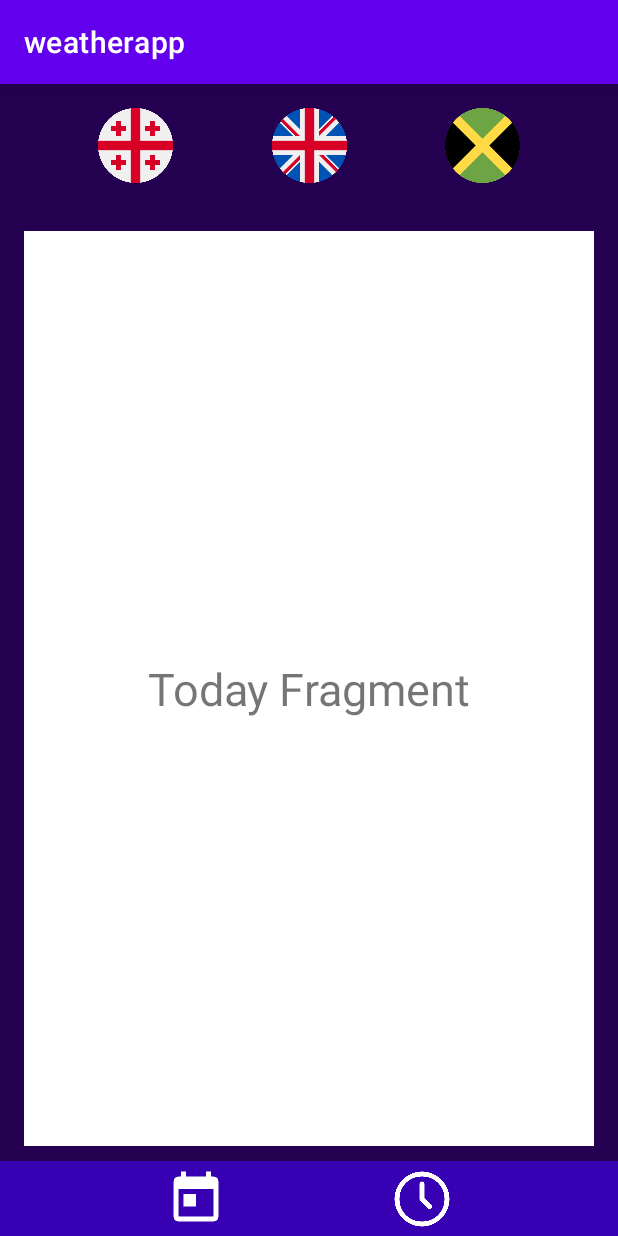
After one commit to acho01/weatherapp, an Android app: the fragment TodayFragment placed in its activity, on a phone screen of 412 x 824 dp. The commit adds this screen. Run offline under Robolectric (Android 15) with nearby library versions, the phone set to English and light mode, and no system bars; 5 statements that could not run were skipped.

Commit message:
basic layout implemented, buttons and fragments added

```diff
--- a/app/build.gradle
+++ b/app/build.gradle
@@ -39,6 +39,7 @@ dependencies {
     implementation 'androidx.appcompat:appcompat:1.3.0'
     implementation 'com.google.android.material:material:1.3.0'
     implementation 'androidx.constraintlayout:constraintlayout:2.0.4'
+    implementation 'androidx.legacy:legacy-support-v4:1.0.0'
     testImplementation 'junit:junit:4.+'
     androidTestImplementation 'androidx.test.ext:junit:1.1.2'
     androidTestImplementation 'androidx.test.espresso:espresso-core:3.3.0'
--- /dev/null
+++ b/app/src/main/java/com/asharashenidze/weatherapp/HourFragment.kt
@@ -0,0 +1,9 @@
+package com.asharashenidze.weatherapp
+
+import androidx.fragment.app.Fragment
+
+
+class HourFragment : Fragment(R.layout.hourly_view_fragment) {
+
+
+}
--- a/app/src/main/java/com/asharashenidze/weatherapp/MainActivity.kt
+++ b/app/src/main/java/com/asharashenidze/weatherapp/MainActivity.kt
@@ -4,8 +4,36 @@ import androidx.appcompat.app.AppCompatActivity
 import android.os.Bundle
 
 class MainActivity : AppCompatActivity() {
+
+    val firstFragment = TodayFragment()
+    val secondFragment = HourFragment()
+
     override fun onCreate(savedInstanceState: Bundle?) {
         super.onCreate(savedInstanceState)
         setContentView(R.layout.activity_main)
+
+        setFragment(firstFragment)
+        initButtons()
+
+    }
+
+    private fun initButtons() {
+        val firstButton =  findViewById<ImageView>(R.id.btn_today)
+        val secondButton = findViewById<ImageView>(R.id.btn_hour)
+
+        firstButton.setOnClickListener {
+            setFragment(firstFragment)
+        }
+
+        secondButton.setOnClickListener {
+            setFragment(secondFragment)
+        }
+    }
+
+    private fun setFragment(fragment: Fragment) {
+        supportFragmentManager.beginTransaction().apply {
+            replace(R.id.fragment_layout, fragment)
+            commit()
+        }
     }
 }
--- /dev/null
+++ b/app/src/main/java/com/asharashenidze/weatherapp/TodayFragment.kt
@@ -0,0 +1,9 @@
+package com.asharashenidze.weatherapp
+
+import androidx.fragment.app.Fragment
+
+
+class TodayFragment : Fragment(R.layout.today_view_fragment) {
+
+
+}
--- a/app/src/main/res/layout/activity_main.xml
+++ b/app/src/main/res/layout/activity_main.xml
@@ -4,15 +4,91 @@
     xmlns:tools="http://schemas.android.com/tools"
     android:layout_width="match_parent"
     android:layout_height="match_parent"
+    android:background="@color/night"
     tools:context=".MainActivity">
 
-    <TextView
-        android:layout_width="wrap_content"
-        android:layout_height="wrap_content"
-        android:text="Hello World!"
-        app:layout_constraintBottom_toBottomOf="parent"
-        app:layout_constraintLeft_toLeftOf="parent"
-        app:layout_constraintRight_toRightOf="parent"
-        app:layout_constraintTop_toTopOf="parent" />
+    <ImageView
+        android:id="@+id/btn_geo"
+        android:layout_width="50dp"
+        android:layout_height="50dp"
+        android:layout_marginTop="16dp"
+        app:layout_constraintEnd_toStartOf="@+id/btn_uk"
+        app:layout_constraintHorizontal_bias="0.5"
+        app:layout_constraintStart_toStartOf="parent"
+        app:layout_constraintTop_toTopOf="parent"
+        app:srcCompat="@drawable/georgia" />
+
+    <ImageView
+        android:id="@+id/btn_uk"
+        android:layout_width="50dp"
+        android:layout_height="50dp"
+        android:layout_marginTop="16dp"
+        app:layout_constraintEnd_toStartOf="@+id/btn_jam"
+        app:layout_constraintHorizontal_bias="0.5"
+        app:layout_constraintStart_toEndOf="@+id/btn_geo"
+        app:layout_constraintTop_toTopOf="parent"
+        app:srcCompat="@drawable/uk" />
+
+    <ImageView
+        android:id="@+id/btn_jam"
+        android:layout_width="50dp"
+        android:layout_height="50dp"
+        android:layout_marginTop="16dp"
+        app:layout_constraintEnd_toEndOf="parent"
+        app:layout_constraintHorizontal_bias="0.5"
+        app:layout_constraintStart_toEndOf="@+id/btn_uk"
+        app:layout_constraintTop_toTopOf="parent"
+        app:srcCompat="@drawable/jamaica" />
+
+    <androidx.constraintlayout.widget.ConstraintLayout
+        android:id="@+id/container"
+        android:layout_width="match_parent"
+        android:layout_height="50dp"
+        android:background="@color/purple"
+        app:layout_constraintBottom_toBottomOf="parent">
+
+
+        <ImageView
+            android:id="@+id/btn_today"
+            android:layout_width="40dp"
+            android:layout_height="40dp"
+            app:layout_constraintBottom_toBottomOf="parent"
+            app:layout_constraintEnd_toStartOf="@+id/btn_hour"
+            app:layout_constraintHorizontal_bias="0.5"
+            app:layout_constraintStart_toStartOf="parent"
+            app:layout_constraintTop_toTopOf="parent"
+            app:srcCompat="@drawable/today"
+            app:tint="@color/white" />
+
+        <ImageView
+            android:id="@+id/btn_hour"
+            android:layout_width="40dp"
+            android:layout_height="40dp"
+            app:layout_constraintBottom_toBottomOf="parent"
+            app:layout_constraintEnd_toEndOf="parent"
+            app:layout_constraintHorizontal_bias="0.5"
+            app:layout_constraintStart_toEndOf="@+id/btn_today"
+            app:layout_constraintTop_toTopOf="parent"
+            app:srcCompat="@drawable/hourly"
+            app:tint="@color/white" />
+    </androidx.constraintlayout.widget.ConstraintLayout>
+
+
+    <FrameLayout
+        android:id="@+id/fragment_layout"
+        android:layout_width="match_parent"
+        android:layout_height="0dp"
+        android:layout_marginStart="16dp"
+        android:layout_marginLeft="16dp"
+        android:layout_marginTop="32dp"
+        android:layout_marginEnd="16dp"
+        android:layout_marginRight="16dp"
+        android:layout_marginBottom="10dp"
+        android:background="@color/white"
+        app:layout_constraintBottom_toTopOf="@+id/container"
+        app:layout_constraintEnd_toEndOf="parent"
+        app:layout_constraintHorizontal_bias="0.5"
+        app:layout_constraintStart_toStartOf="parent"
+        app:layout_constraintTop_toBottomOf="@+id/btn_uk" />
 
 </androidx.constraintlayout.widget.ConstraintLayout>
--- /dev/null
+++ b/app/src/main/res/layout/hourly_view_fragment.xml
@@ -0,0 +1,21 @@
+<?xml version="1.0" encoding="utf-8"?>
+<androidx.constraintlayout.widget.ConstraintLayout xmlns:android="http://schemas.android.com/apk/res/android"
+    xmlns:app="http://schemas.android.com/apk/res-auto"
+    xmlns:tools="http://schemas.android.com/tools"
+    android:layout_width="match_parent"
+    android:layout_height="match_parent"
+    tools:context=".HourFragment">
+
+    <TextView
+        android:id="@+id/fragment_hour"
+        android:layout_width="wrap_content"
+        android:layout_height="wrap_content"
+        android:text="Hour Fragment"
+        android:textSize="30sp"
+        app:layout_constraintBottom_toBottomOf="parent"
+        app:layout_constraintEnd_toEndOf="parent"
+        app:layout_constraintStart_toStartOf="parent"
+        app:layout_constraintTop_toTopOf="parent" />
+
+
+</androidx.constraintlayout.widget.ConstraintLayout>
--- /dev/null
+++ b/app/src/main/res/layout/today_view_fragment.xml
@@ -0,0 +1,21 @@
+<?xml version="1.0" encoding="utf-8"?>
+<androidx.constraintlayout.widget.ConstraintLayout xmlns:android="http://schemas.android.com/apk/res/android"
+    xmlns:app="http://schemas.android.com/apk/res-auto"
+    xmlns:tools="http://schemas.android.com/tools"
+    android:layout_width="match_parent"
+    android:layout_height="match_parent"
+    tools:context=".TodayFragment">
+
+    <TextView
+        android:id="@+id/fragment_today"
+        android:layout_width="wrap_content"
+        android:layout_height="wrap_content"
+        android:text="Today Fragment"
+        android:textSize="30sp"
+        app:layout_constraintBottom_toBottomOf="parent"
+        app:layout_constraintEnd_toEndOf="parent"
+        app:layout_constraintStart_toStartOf="parent"
+        app:layout_constraintTop_toTopOf="parent" />
+
+
+</androidx.constraintlayout.widget.ConstraintLayout>
--- a/app/src/main/res/values/colors.xml
+++ b/app/src/main/res/values/colors.xml
@@ -7,4 +7,7 @@
     <color name="teal_700">#FF018786</color>
     <color name="black">#FF000000</color>
     <color name="white">#FFFFFFFF</color>
+    <color name="day">#059FE4</color>
+    <color name="night">#240050</color>
+    <color name="purple">#FF3700B3</color>
 </resources>
--- a/app/src/main/res/values/strings.xml
+++ b/app/src/main/res/values/strings.xml
@@ -1,3 +1,4 @@
 <resources>
     <string name="app_name">weatherapp</string>
+    <string name="hello_blank_fragment">Hello blank fragment</string>
 </resources>
```
Also changed, not shown: app/src/main/res/drawable/georgia.png (added), app/src/main/res/drawable/hourly.png (added), app/src/main/res/drawable/jamaica.png (added), app/src/main/res/drawable/today.png (added), app/src/main/res/drawable/uk.png (added).
